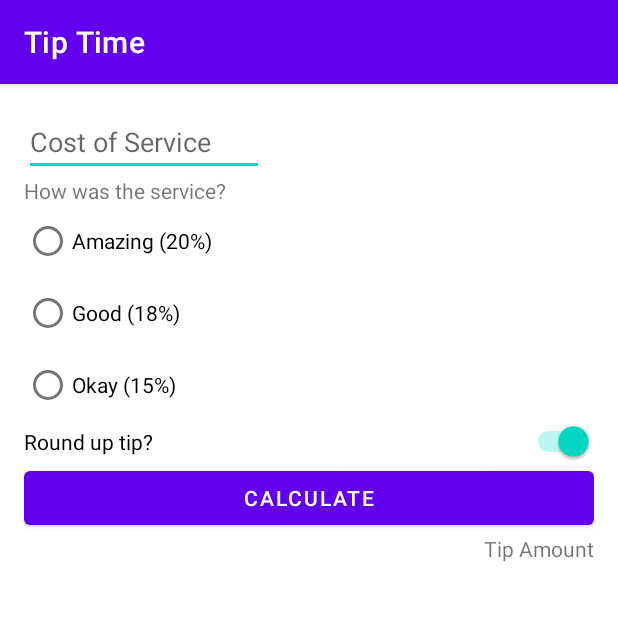
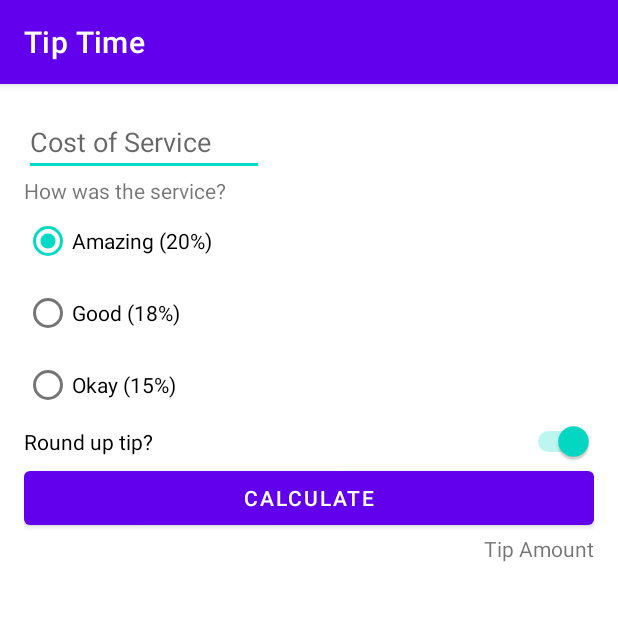
Before and after one commit to NaturalBug/tip-time, an Android app: the screen it shows after launch (MainActivity), on a phone screen of 412 x 824 dp, the top half of it. Run offline under Robolectric (Android 15) with nearby library versions, the phone set to English and light mode, and no system bars.

```diff
--- a/app/src/main/res/layout/activity_main.xml
+++ b/app/src/main/res/layout/activity_main.xml
@@ -28,6 +28,7 @@
         android:id="@+id/tip_options"
         android:layout_width="wrap_content"
         android:layout_height="wrap_content"
+        android:checkedButton="@id/option_twenty_percent"
         android:orientation="vertical"
         app:layout_constraintStart_toStartOf="parent"
         app:layout_constraintTop_toBottomOf="@id/service_question">
```
